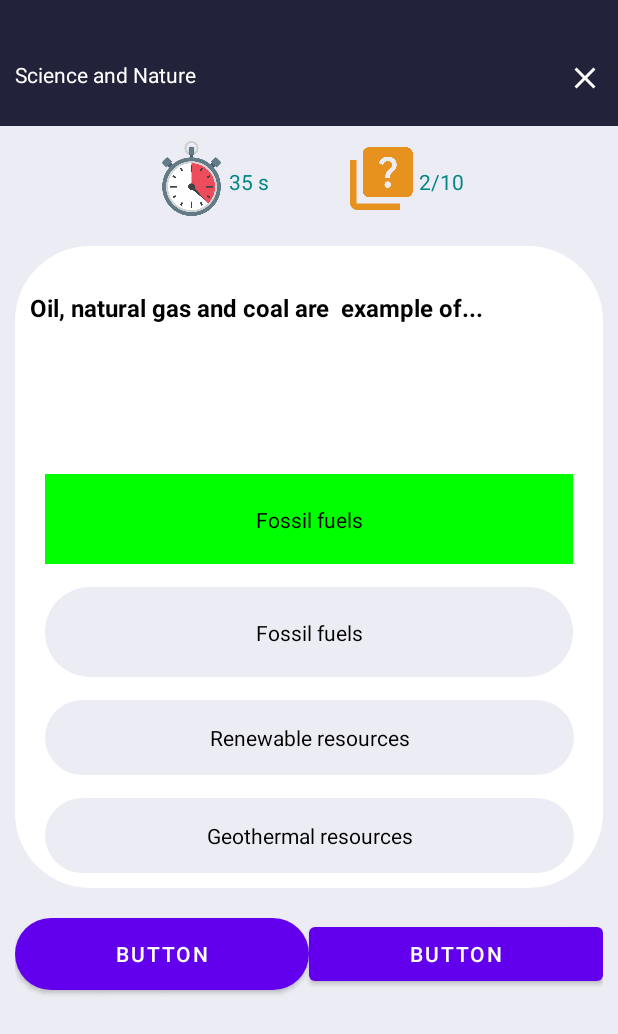
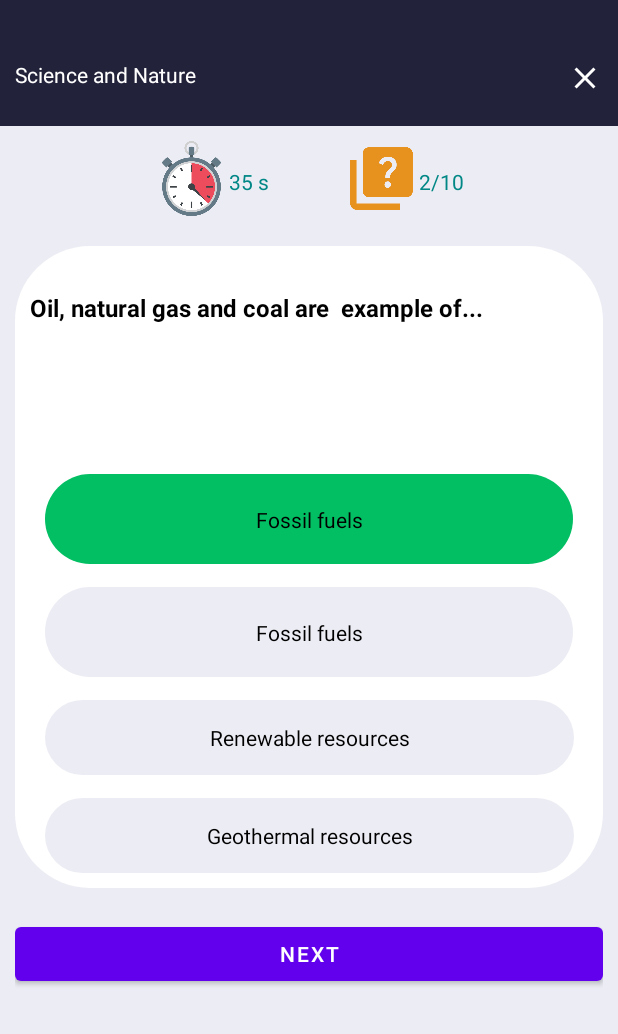
Before and after one commit to souvls/TSQuizApp, an Android app: the MainActivity screen opened directly, with no data from a screen before it, after a tap on "Fossil fuels", on a phone screen of 412 x 824 dp. Shown: the top 1034 px of the screen. Run offline under Robolectric (Android 15) with nearby library versions, the phone set to English and light mode, and no system bars; Roboto replaces fonts that are not available here.

Commit message:
first commit

```diff
--- a/app/src/main/java/com/example/tsquizversion002/MainActivity.java
+++ b/app/src/main/java/com/example/tsquizversion002/MainActivity.java
@@ -55,22 +55,22 @@ public class MainActivity extends AppCompatActivity {
     public void Anwser(View v){
         switch (v.getId()){
             case R.id.btn_1:
-                btn_1.setBackgroundColor(Color.GREEN);
+                btn_1.setBackgroundResource(R.drawable.btn_green);
                 soundPool.play(s1,1,1,0,0,1);
                 break;
             case R.id.btn_2:
-                btn_2.setBackgroundColor(Color.RED);
+                btn_2.setBackgroundResource(R.drawable.btn_red);
                 soundPool.play(s2,1,1,0,0,1);
                 break;
             case R.id.btn_3:
-                btn_3.setBackgroundColor(Color.RED);
+                btn_3.setBackgroundResource(R.drawable.btn_red);
                 soundPool.play(s2,1,1,0,0,1);
                 break;
             case R.id.btn_4:
-                btn_4.setBackgroundColor(Color.RED);
+                btn_4.setBackgroundResource(R.drawable.btn_red);
                 soundPool.play(s2,1,1,0,0,1);
                 break;
         }
-        btn_1.setBackgroundColor(Color.GREEN);
+        btn_1.setBackgroundResource(R.drawable.btn_green);
     }
 }
--- a/app/src/main/res/layout/activity_main.xml
+++ b/app/src/main/res/layout/activity_main.xml
@@ -214,19 +214,11 @@
             android:orientation="horizontal">
 
             <Button
-                android:id="@+id/button2"
-                android:layout_width="wrap_content"
-                android:layout_height="wrap_content"
-                android:layout_weight="1"
-                android:background="@drawable/btn_red"
-                android:text="Button" />
-
-            <Button
                 android:id="@+id/button3"
                 android:layout_width="wrap_content"
                 android:layout_height="wrap_content"
                 android:layout_weight="1"
-                android:text="Button" />
+                android:text="next" />
         </LinearLayout>
 
     </LinearLayout>
```
